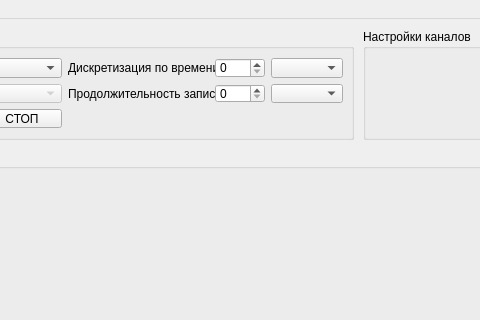
pas-zhukov/SerialVoltmeter, file mainForm.ui: the form before one commit; both pictures show x 187 to 667 and y 0 to 320 of the 792 by 599 pixel window.
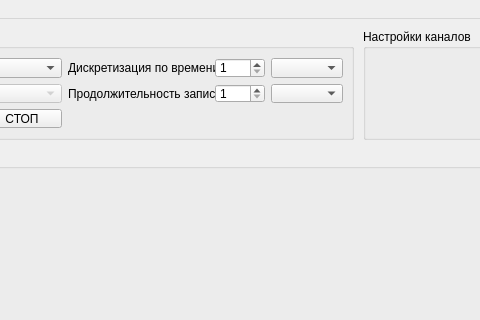
The form after the commit.

What changed in the file:
```diff
--- a/mainForm.ui
+++ b/mainForm.ui
@@ -70,6 +70,12 @@
          <height>0</height>
         </size>
        </property>
+       <property name="minimum">
+        <number>1</number>
+       </property>
+       <property name="maximum">
+        <number>3600</number>
+       </property>
       </widget>
      </item>
      <item row="0" column="4">
@@ -110,6 +116,12 @@
          <height>0</height>
         </size>
        </property>
+       <property name="minimum">
+        <number>1</number>
+       </property>
+       <property name="maximum">
+        <number>3600</number>
+       </property>
       </widget>
      </item>
      <item row="1" column="4">
```
Left out of the diff: 6 changed lines with no effect on the pictures.
